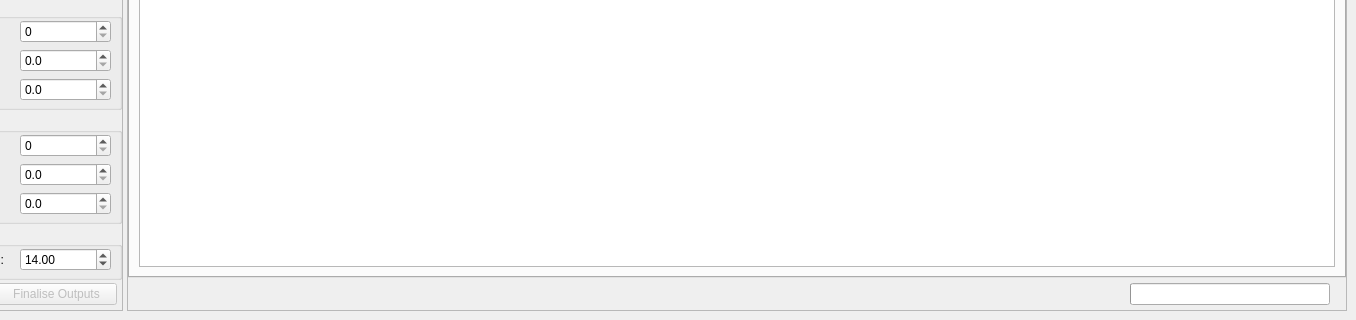
First picture: the form in src/c3d_parser/view/qt/main_window.ui, repository tsalemink/C3D-parser, before the edit; both pictures show x 144 to 1500 and y 480 to 800 of the 1500 by 800 pixel window.
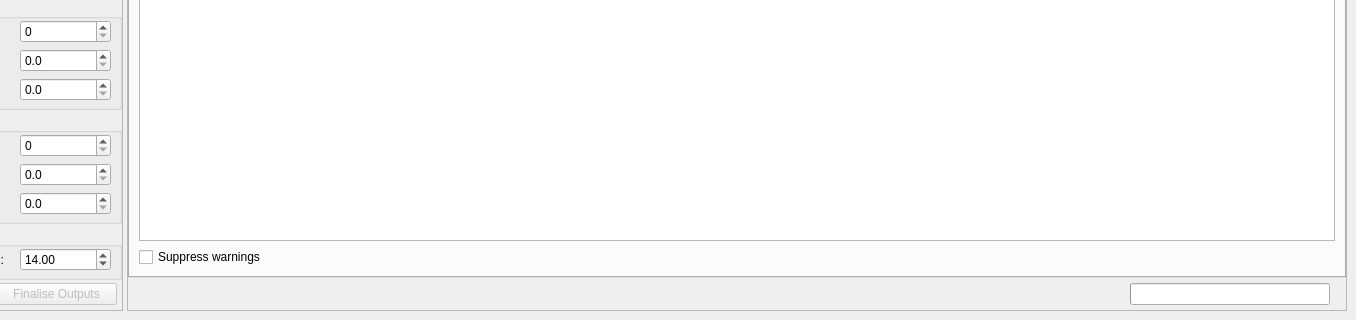
Second picture: the form after the edit. Icons and pictures are not drawn. Custom widgets are drawn as their Qt base class.

Commit message: Allow user to suppress warning logs

The edit to the form file:
```diff
--- a/src/c3d_parser/view/qt/main_window.ui
+++ b/src/c3d_parser/view/qt/main_window.ui
@@ -1016,6 +1016,17 @@
               </column>
              </widget>
             </item>
+            <item>
+             <layout class="QHBoxLayout" name="horizontalLayout_18">
+              <item>
+               <widget class="QCheckBox" name="checkBoxSuppressWarnings">
+                <property name="text">
+                 <string>Suppress warnings</string>
+                </property>
+               </widget>
+              </item>
+             </layout>
+            </item>
            </layout>
           </widget>
          </widget>
```
The commit also changes 2 other files.
